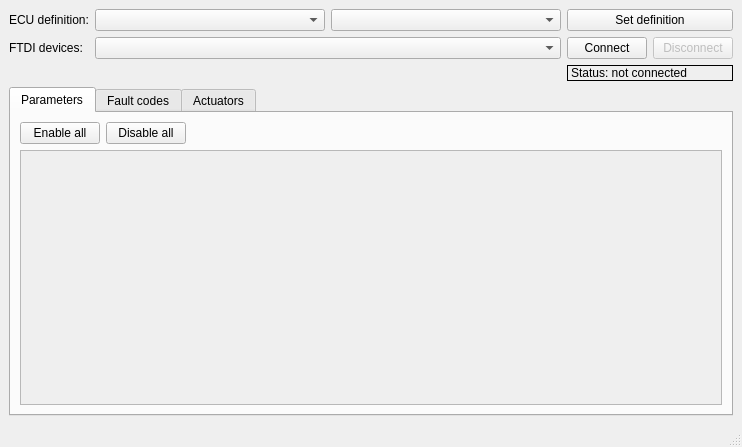
This is src/mainwindow.ui in colinbourassa/torinoscan as Qt 5 draws it before an edit. The edited form follows.
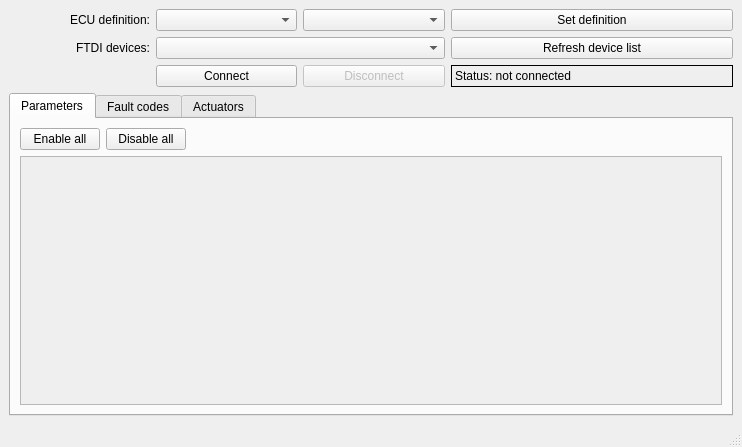
This is the edited form.

Commit message: Refresh FTDI device list

The edit to the form file:
```diff
--- a/src/mainwindow.ui
+++ b/src/mainwindow.ui
@@ -14,7 +14,14 @@
    <string>TorinoScan</string>
   </property>
   <widget class="QWidget" name="centralwidget">
-   <layout class="QGridLayout" name="gridLayout" columnstretch="0,1,1,0,0">
+   <layout class="QGridLayout" name="gridLayout">
+    <item row="0" column="3" colspan="2">
+     <widget class="QPushButton" name="setDefinitionButton">
+      <property name="text">
+       <string>Set definition</string>
+      </property>
+     </widget>
+    </item>
     <item row="3" column="0" colspan="5">
      <widget class="QTabWidget" name="tabWidget">
       <property name="currentIndex">
@@ -63,7 +70,7 @@
              <x>0</x>
              <y>0</y>
              <width>700</width>
-             <height>209</height>
+             <height>203</height>
             </rect>
            </property>
            <layout class="QGridLayout" name="parametersGrid"/>
@@ -144,11 +151,24 @@
       </widget>
      </widget>
     </item>
+    <item row="2" column="3" colspan="2">
+     <widget class="QLabel" name="statusLabel">
+      <property name="frameShape">
+       <enum>QFrame::Box</enum>
+      </property>
+      <property name="text">
+       <string>Status: not connected</string>
+      </property>
+     </widget>
+    </item>
     <item row="0" column="0">
      <widget class="QLabel" name="ecuDefinitionLabel">
       <property name="text">
        <string>ECU definition:</string>
       </property>
+      <property name="alignment">
+       <set>Qt::AlignRight|Qt::AlignTrailing|Qt::AlignVCenter</set>
+      </property>
      </widget>
     </item>
     <item row="1" column="0">
@@ -156,18 +176,28 @@
       <property name="text">
        <string>FTDI devices:</string>
       </property>
+      <property name="alignment">
+       <set>Qt::AlignRight|Qt::AlignTrailing|Qt::AlignVCenter</set>
+      </property>
      </widget>
     </item>
+    <item row="0" column="2">
+     <widget class="QComboBox" name="ecuComboBox"/>
+    </item>
     <item row="0" column="1">
      <widget class="QComboBox" name="carComboBox"/>
     </item>
     <item row="1" column="1" colspan="2">
      <widget class="QComboBox" name="ftdiDeviceComboBox"/>
     </item>
-    <item row="0" column="2">
-     <widget class="QComboBox" name="ecuComboBox"/>
+    <item row="2" column="1">
+     <widget class="QPushButton" name="connectButton">
+      <property name="text">
+       <string>Connect</string>
+      </property>
+     </widget>
     </item>
-    <item row="1" column="4">
+    <item row="2" column="2">
      <widget class="QPushButton" name="disconnectButton">
       <property name="enabled">
        <bool>false</bool>
@@ -177,27 +207,10 @@
       </property>
      </widget>
     </item>
-    <item row="1" column="3">
-     <widget class="QPushButton" name="connectButton">
+    <item row="1" column="3" colspan="2">
+     <widget class="QPushButton" name="ftdiDeviceRefreshButton">
       <property name="text">
-       <string>Connect</string>
-      </property>
-     </widget>
-    </item>
-    <item row="2" column="3" colspan="2">
-     <widget class="QLabel" name="statusLabel">
-      <property name="frameShape">
-       <enum>QFrame::Box</enum>
-      </property>
-      <property name="text">
-       <string>Status: not connected</string>
-      </property>
-     </widget>
-    </item>
-    <item row="0" column="3" colspan="2">
-     <widget class="QPushButton" name="pushButton">
-      <property name="text">
-       <string>Set definition</string>
+       <string>Refresh device list</string>
       </property>
      </widget>
     </item>
```
Left out of the diff: 4 changed lines with no effect on the pictures. The commit also changes 2 other files.
